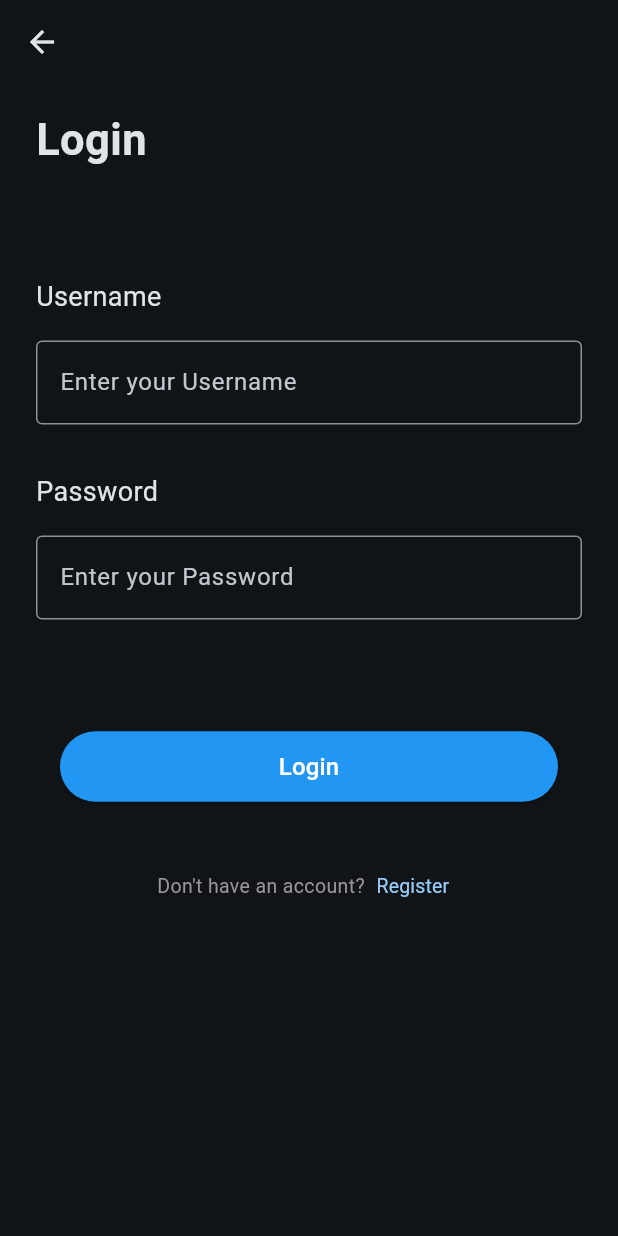
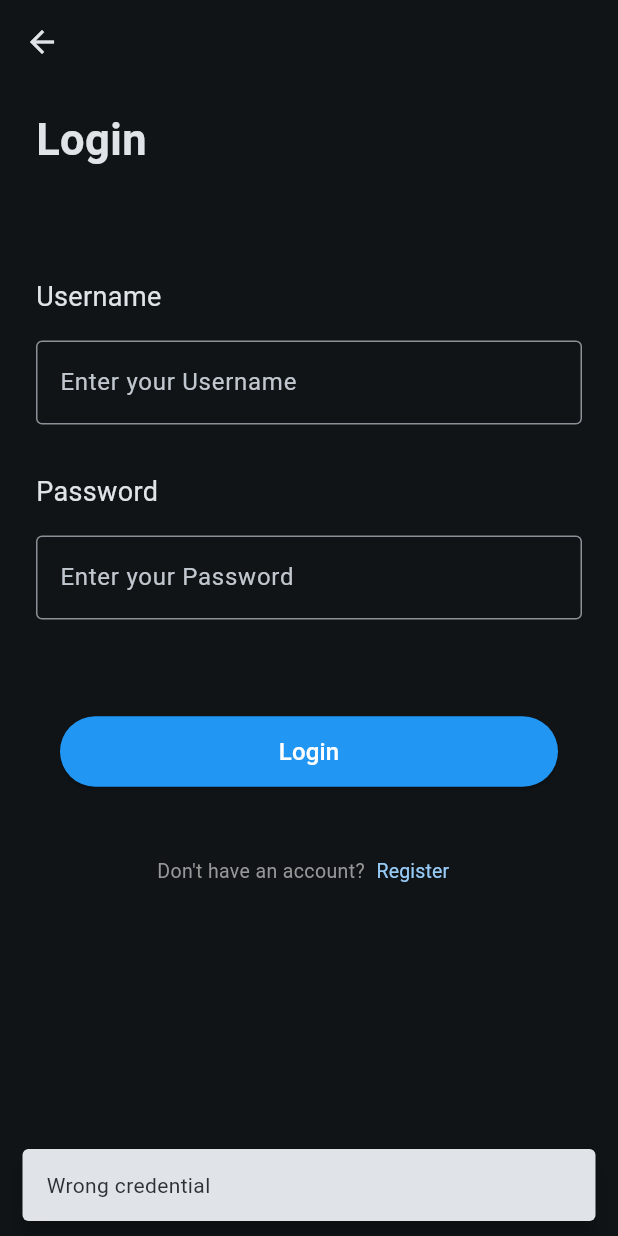
Before and after one commit to Yusuf-ASM/octo-todo, a Flutter app: the LoginPage screen opened directly, after a tap on "Login", on a phone screen of 412 x 824 dp. Run offline on Flutter 3.47's test engine with Material 2 defaults, Android fonts, the phone set to English and light mode, and no system bars; our stand-ins replace hive, hive_flutter, introduction_screen; accounts and stored records are empty; Roboto replaces fonts that are missing (SFProText).

Commit message:
implenet login+ register logic

```diff
--- /dev/null
+++ b/lib/components/snackbar.dart
@@ -0,0 +1,11 @@
+import 'package:flutter/material.dart';
+
+dynamic snackBar(String message, BuildContext context, {int duration = 2000}) {
+  return ScaffoldMessenger.of(context).showSnackBar(
+    SnackBar(
+      duration: Duration(milliseconds: duration),
+      content: Text(message),
+      behavior: SnackBarBehavior.floating,
+    ),
+  );
+}
--- /dev/null
+++ b/lib/pages/auth/logic/login.dart
@@ -0,0 +1,11 @@
+import 'package:hive/hive.dart';
+
+bool loginButtonLogic(String username, String password) {
+  final hive = Hive.box("Users");
+  final userPassword = hive.get(username);
+  if (userPassword != null && userPassword == password) {
+    hive.put("loginState", true);
+    return true;
+  }
+  return false;
+}
--- a/lib/pages/auth/login.dart
+++ b/lib/pages/auth/login.dart
@@ -2,7 +2,10 @@ import 'package:flutter/cupertino.dart';
 import 'package:flutter/material.dart';
 import 'package:octo_todo/components/auth_textfield.dart';
 import 'package:octo_todo/components/filled_button.dart';
+import 'package:octo_todo/components/snackbar.dart';
+import 'package:octo_todo/pages/auth/logic/login.dart';
 import 'package:octo_todo/pages/auth/register.dart';
+import 'package:octo_todo/pages/home/home.dart';
 
 final TextEditingController usernameController = TextEditingController();
 final TextEditingController passwordConstroller = TextEditingController();
@@ -42,13 +45,31 @@ class LoginPage extends StatelessWidget {
                 ),
                 AuthTextField(
                   controller: passwordConstroller,
-                  password: false,
+                  password: true,
                   labelText: "Password",
                   hintText: "Enter your Password",
                 ),
                 Padding(
-                  padding: const EdgeInsets.only(top: 58),
-                  child: CustomFilledButtom(text: "Login", function: () {}),
+                  padding: const EdgeInsets.only(top: 48),
+                  child: CustomFilledButtom(
+                    text: "Login",
+                    function: () {
+                      final result = loginButtonLogic(
+                        usernameController.text,
+                        passwordConstroller.text,
+                      );
+                      if (result) {
+                        Navigator.of(context).pushAndRemoveUntil(
+                          CupertinoPageRoute(
+                            builder: (context) => const HomePage(),
+                          ),
+                          (route) => false,
+                        );
+                      } else {
+                        snackBar("Wrong credential", context);
+                      }
+                    },
+                  ),
                 ),
                 Row(
                   mainAxisAlignment: MainAxisAlignment.center,
--- a/lib/pages/intro.dart
+++ b/lib/pages/intro.dart
@@ -23,7 +23,7 @@ class _IntroPageState extends State<IntroPage> {
       child: IntroductionScreen(
         pages: [
           PageViewModel(
-            image: Image.asset("assets/images/todo_list.png"),
+            image: Image.asset("assets/images/list.png"),
             title: "Manage your tasks",
             body: "You can easily manage all of your daily tasks",
             decoration: pageDecoration,
--- a/pubspec.yaml
+++ b/pubspec.yaml
@@ -11,14 +11,15 @@ environment:
 dependencies:
   flutter:
     sdk: flutter
-
+  hive: ^2.2.3
+  hive_flutter: ^1.1.0
   cupertino_icons: ^1.0.2
   introduction_screen: ^3.1.12
 
 dev_dependencies:
   flutter_test:
     sdk: flutter
-
+  hive_generator: ^2.0.0
   flutter_native_splash: ^2.3.3
   flutter_launcher_icons: ^0.13.1
   flutter_lints: ^2.0.0
@@ -31,6 +32,7 @@ flutter:
   - assets/images/calendar.png
   - assets/images/time_management.png
   - assets/images/todo_list.png
+  - assets/images/list.png
 
 flutter_icons:
   android: true
```
Also changed, not shown: lib/main.dart (+28 -2 lines), lib/pages/auth/logic/register.dart (added, +7 -0 lines), lib/pages/auth/register.dart (+10 -3 lines), lib/pages/home/home.dart (added, +14 -0 lines), assets/images/list.png (added), pubspec.lock.
